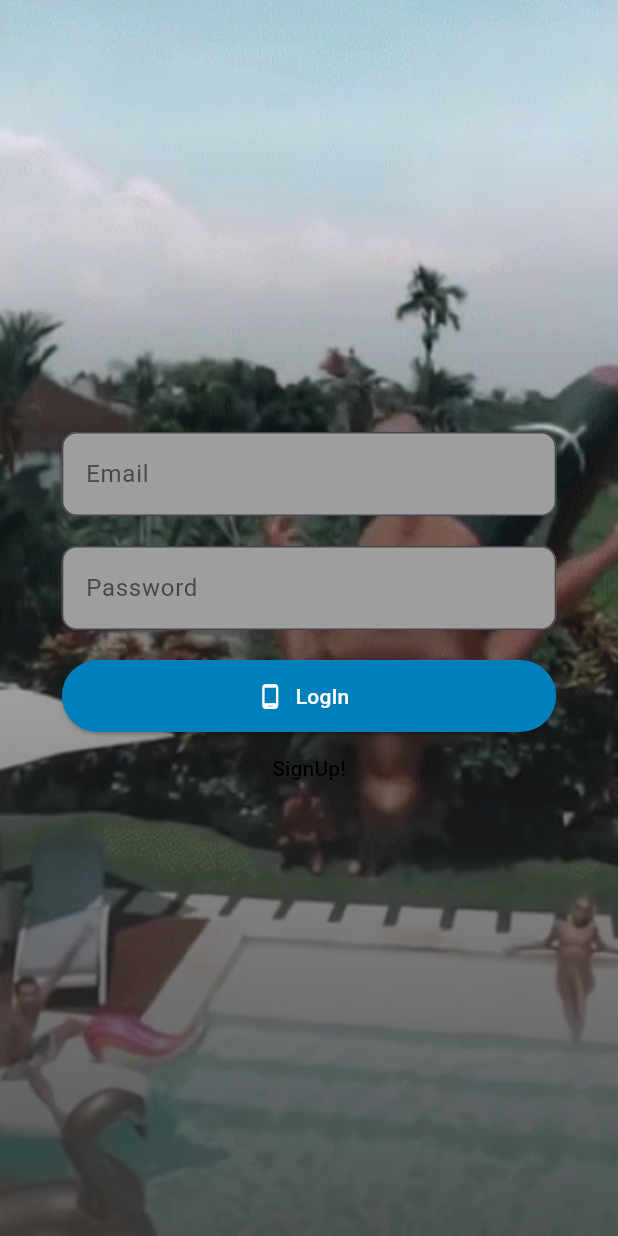
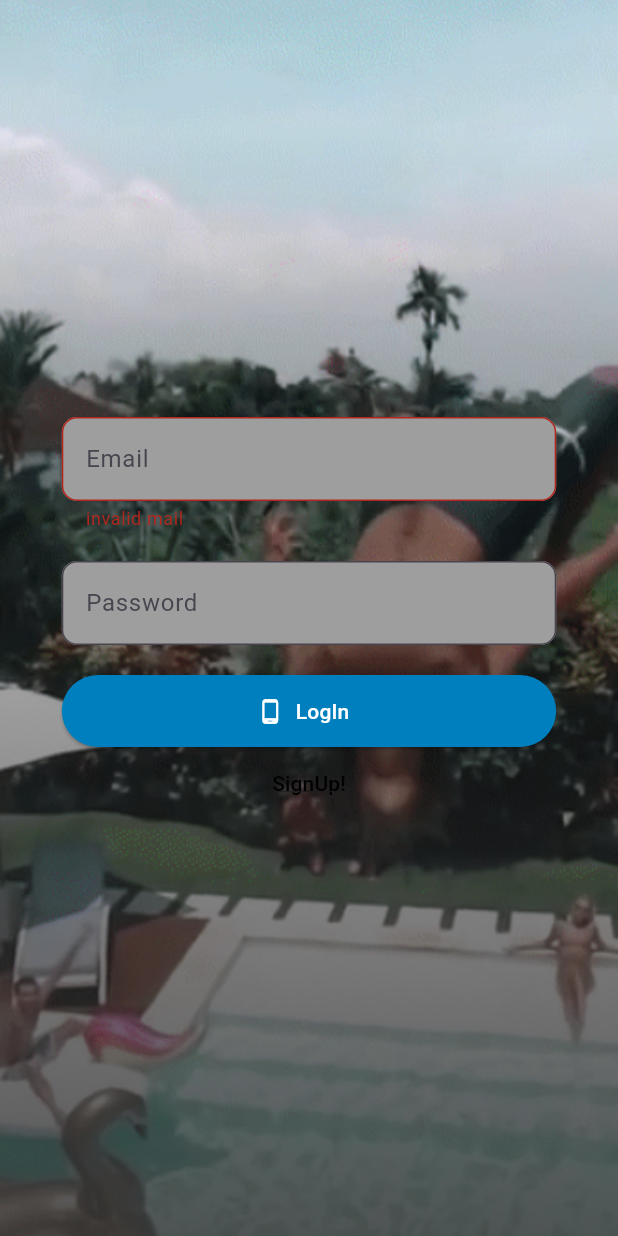
Before and after one commit to AhmadAkram52/Flutter-Unite-App, a Flutter app: the screen it shows after launch, after a tap on "LogIn", on a phone screen of 412 x 824 dp. Run offline on Flutter 3.47's test engine with Material 3 defaults, Android fonts, the phone set to English and light mode, and no system bars; our stand-ins replace cloud_firestore, country_code_picker, firebase_auth, firebase_core, flutter_chat_bubble, get and 2 more; missing offline and left inert: firebase_app_check; accounts and stored records are empty.

Commit message:
Splash Screen & Manage User  Done

```diff
--- a/lib/features/Authentications/screens/login/login_screen.dart
+++ b/lib/features/Authentications/screens/login/login_screen.dart
@@ -60,9 +60,7 @@ class LoginScreen extends StatelessWidget {
                   style: ElevatedButton.styleFrom(
                       backgroundColor: UColors.primary,
                       foregroundColor: Colors.white),
-                  onPressed: () {
-                    // Get.to(const SignupScreen());
-                  },
+                  onPressed: () => loginCtrl.formValidation(),
                   icon: const Icon(Icons.phone_android),
                   label: const Text("LogIn"),
                 )),
--- /dev/null
+++ b/lib/features/Authentications/screens/splash_screen.dart
@@ -0,0 +1,45 @@
+import 'dart:async';
+
+import 'package:flutter/material.dart';
+import 'package:get/get.dart';
+import 'package:unite/features/Authentications/screens/login/login_screen.dart';
+import 'package:unite/navigation_menu.dart';
+import 'package:unite/utils/helper/firebase_helper.dart';
+
+class SplashScreen extends StatefulWidget {
+  const SplashScreen({super.key});
+
+  @override
+  State<SplashScreen> createState() => _SplashScreenState();
+}
+
+class _SplashScreenState extends State<SplashScreen> {
+  @override
+  void initState() {
+    Timer(const Duration(seconds: 2), () {
+      var currentUser = FirebaseHelpers.fireAuth.currentUser;
+      if (currentUser != null) {
+        Get.offAll(const NavigationMenu());
+      } else {
+        Get.offAll(const LoginScreen());
+      }
+    });
+    super.initState();
+  }
+
+  @override
+  Widget build(BuildContext context) {
+    return Scaffold(
+      body: Container(
+        height: double.infinity,
+        width: double.infinity,
+        decoration: const BoxDecoration(
+          color: Color(0xFF007FBF),
+        ),
+        child: Center(
+          child: Image.asset("assets/images/Unite Logo.png"),
+        ),
+      ),
+    );
+  }
+}
--- a/lib/features/chat/models/user_model.dart
+++ b/lib/features/chat/models/user_model.dart
@@ -16,8 +16,8 @@ class UserModel {
       required this.isOnline,
       required this.password});
 
-  factory UserModel.fromJson(Map<String, dynamic> json) => UserModel(
-        uid: json['id'],
+  factory UserModel.fromFireStore(Map<String, dynamic> json) => UserModel(
+        uid: json['uid'],
         name: json['name'],
         email: json['email'],
         password: json['password'],
@@ -28,7 +28,7 @@ class UserModel {
 
   Map<String, dynamic> toFireStore() {
     return {
-      "id": uid,
+      "uid": uid,
       "name": name,
       "email": email,
       "password": password,
--- a/lib/utils/helper/firebase_helper.dart
+++ b/lib/utils/helper/firebase_helper.dart
@@ -4,7 +4,6 @@ import 'package:firebase_auth/firebase_auth.dart';
 class FirebaseHelpers {
   static FirebaseFirestore fireStore = FirebaseFirestore.instance;
   static FirebaseAuth fireAuth = FirebaseAuth.instance;
-  static final users = fireStore.collection("users").snapshots();
 
   static Future<void> addTextMessage({
     required String messageText,
```
Also changed, not shown: lib/features/Authentications/controllers/login_controller.dart (+10 -5 lines), lib/features/Authentications/controllers/signup_controller.dart (+19 -5 lines), lib/features/Authentications/screens/signup/signup_screen.dart (+6 -7 lines), lib/features/chat/controllers/user_controllers.dart (+7 -6 lines), lib/features/chat/models/message_model.dart (+16 -0 lines), lib/features/chat/screens/chat/chat_screen.dart (+6 -6 lines), lib/main.dart (+13 -50 lines), lib/navigation_menu.dart (added, +50 -0 lines), assets/images/Unite Logo.png (added).
